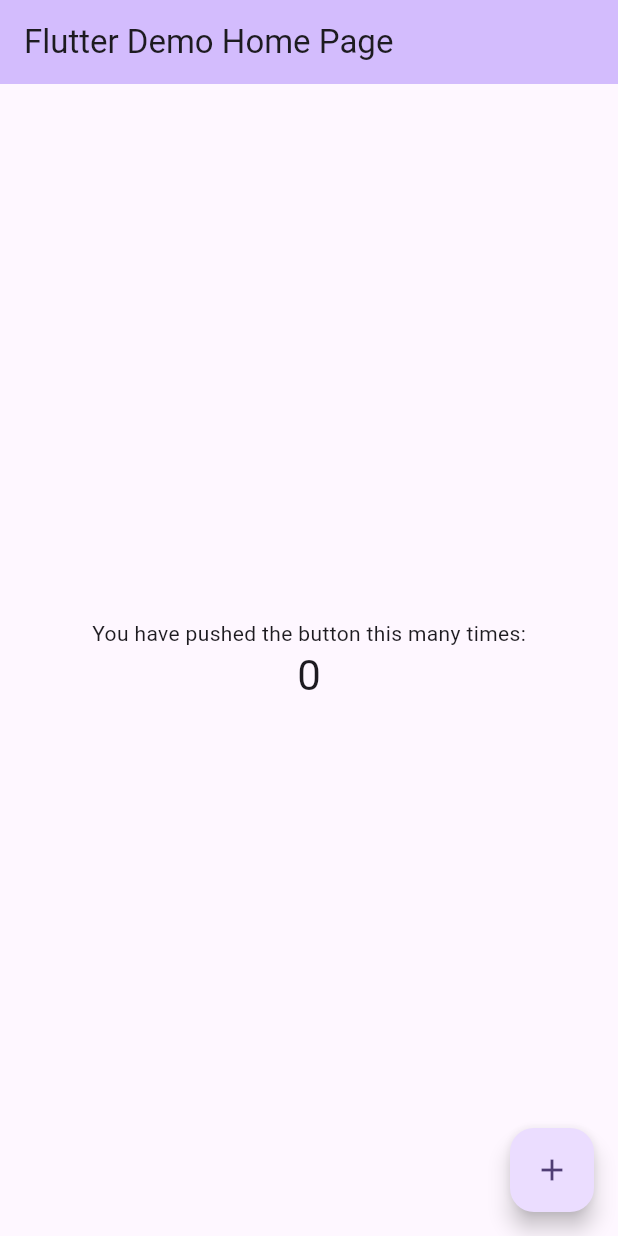
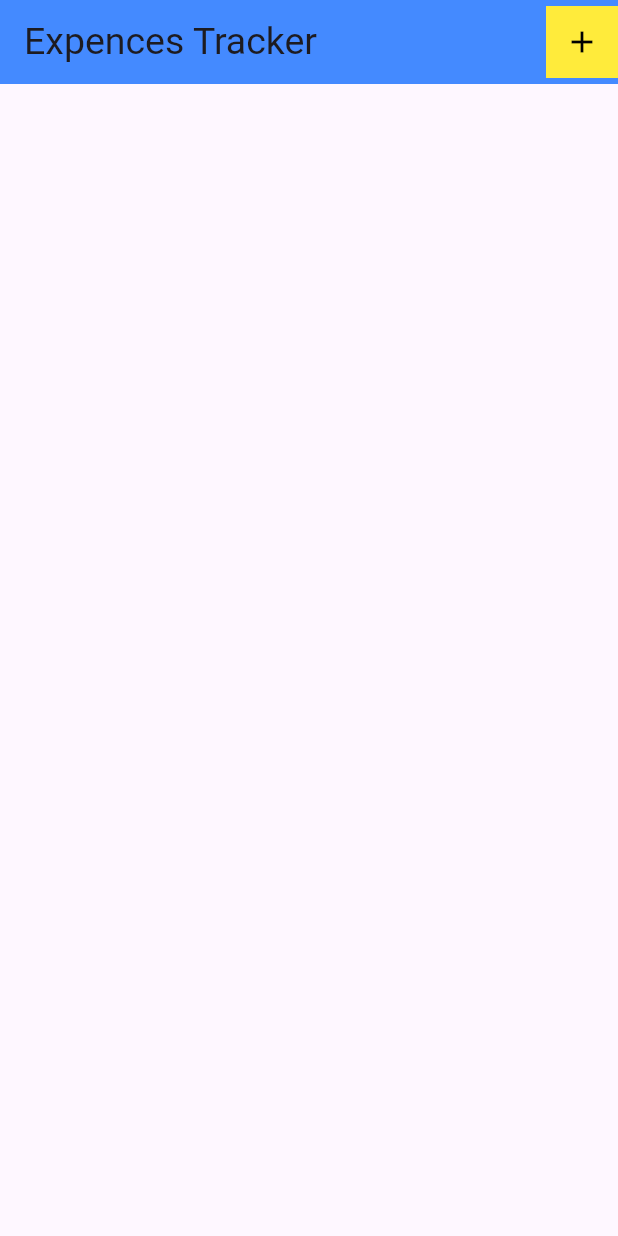
Before and after one commit to MohamedIjlal27/Expenses-Tracker, a Flutter app: the screen it shows after launch, on a phone screen of 412 x 824 dp. Run offline on Flutter 3.47's test engine with Material 3 defaults, Android fonts, the phone set to English and light mode, and no system bars.

Commit message:
2nd Commit

```diff
--- a/lib/main.dart
+++ b/lib/main.dart
@@ -1,125 +1,23 @@
+import 'package:expencestracker/pages/expencestracker.dart';
 import 'package:flutter/material.dart';
 
 void main() {
   runApp(const MyApp());
 }
 
-class MyApp extends StatelessWidget {
+class MyApp extends StatefulWidget {
   const MyApp({super.key});
 
-  // This widget is the root of your application.
+  @override
+  State<MyApp> createState() => _MyAppState();
+}
+
+class _MyAppState extends State<MyApp> {
   @override
   Widget build(BuildContext context) {
-    return MaterialApp(
-      title: 'Flutter Demo',
-      theme: ThemeData(
-        // This is the theme of your application.
-        //
-        // TRY THIS: Try running your application with "flutter run". You'll see
-        // the application has a purple toolbar. Then, without quitting the app,
-        // try changing the seedColor in the colorScheme below to Colors.green
-        // and then invoke "hot reload" (save your changes or press the "hot
-        // reload" button in a Flutter-supported IDE, or press "r" if you used
-        // the command line to start the app).
-        //
-        // Notice that the counter didn't reset back to zero; the application
-        // state is not lost during the reload. To reset the state, use hot
-        // restart instead.
-        //
-        // This works for code too, not just values: Most code changes can be
-        // tested with just a hot reload.
-        colorScheme: ColorScheme.fromSeed(seedColor: Colors.deepPurple),
-        useMaterial3: true,
-      ),
-      home: const MyHomePage(title: 'Flutter Demo Home Page'),
+    return const MaterialApp(
+      debugShowCheckedModeBanner: false,
+      home: ExpencesTracker(),
     );
   }
 }
-
-class MyHomePage extends StatefulWidget {
-  const MyHomePage({super.key, required this.title});
-
-  // This widget is the home page of your application. It is stateful, meaning
-  // that it has a State object (defined below) that contains fields that affect
-  // how it looks.
-
-  // This class is the configuration for the state. It holds the values (in this
-  // case the title) provided by the parent (in this case the App widget) and
-  // used by the build method of the State. Fields in a Widget subclass are
-  // always marked "final".
-
-  final String title;
-
-  @override
-  State<MyHomePage> createState() => _MyHomePageState();
-}
-
-class _MyHomePageState extends State<MyHomePage> {
-  int _counter = 0;
-
-  void _incrementCounter() {
-    setState(() {
-      // This call to setState tells the Flutter framework that something has
-      // changed in this State, which causes it to rerun the build method below
-      // so that the display can reflect the updated values. If we changed
-      // _counter without calling setState(), then the build method would not be
-      // called again, and so nothing would appear to happen.
-      _counter++;
-    });
-  }
-
-  @override
-  Widget build(BuildContext context) {
-    // This method is rerun every time setState is called, for instance as done
-    // by the _incrementCounter method above.
-    //
-    // The Flutter framework has been optimized to make rerunning build methods
-    // fast, so that you can just rebuild anything that needs updating rather
-    // than having to individually change instances of widgets.
-    return Scaffold(
-      appBar: AppBar(
-        // TRY THIS: Try changing the color here to a specific color (to
-        // Colors.amber, perhaps?) and trigger a hot reload to see the AppBar
-        // change color while the other colors stay the same.
-        backgroundColor: Theme.of(context).colorScheme.inversePrimary,
-        // Here we take the value from the MyHomePage object that was created by
-        // the App.build method, and use it to set our appbar title.
-        title: Text(widget.title),
-      ),
-      body: Center(
-        // Center is a layout widget. It takes a single child and positions it
-        // in the middle of the parent.
-        child: Column(
-          // Column is also a layout widget. It takes a list of children and
-          // arranges them vertically. By default, it sizes itself to fit its
-          // children horizontally, and tries to be as tall as its parent.
-          //
-          // Column has various properties to control how it sizes itself and
-          // how it positions its children. Here we use mainAxisAlignment to
-          // center the children vertically; the main axis here is the vertical
-          // axis because Columns are vertical (the cross axis would be
-          // horizontal).
-          //
-          // TRY THIS: Invoke "debug painting" (choose the "Toggle Debug Paint"
-          // action in the IDE, or press "p" in the console), to see the
-          // wireframe for each widget.
-          mainAxisAlignment: MainAxisAlignment.center,
-          children: <Widget>[
-            const Text(
-              'You have pushed the button this many times:',
-            ),
-            Text(
-              '$_counter',
-              style: Theme.of(context).textTheme.headlineMedium,
-            ),
-          ],
-        ),
-      ),
-      floatingActionButton: FloatingActionButton(
-        onPressed: _incrementCounter,
-        tooltip: 'Increment',
-        child: const Icon(Icons.add),
-      ), // This trailing comma makes auto-formatting nicer for build methods.
-    );
-  }
-}
--- /dev/null
+++ b/lib/pages/expencestracker.dart
@@ -0,0 +1,32 @@
+import 'package:flutter/material.dart';
+import 'package:flutter/widgets.dart';
+
+class ExpencesTracker extends StatelessWidget {
+  const ExpencesTracker({super.key});
+
+  @override
+  Widget build(BuildContext context) {
+    return Scaffold(
+      appBar: AppBar(
+        backgroundColor: Colors.blueAccent,
+        elevation: 0,
+        title: const Text(
+          "Expences Tracker",
+          style: TextStyle(fontWeight: FontWeight.w400, fontSize: 25),
+        ),
+        actions: [
+          Container(
+            color: Colors.yellow,
+            child: IconButton(
+              onPressed: () {},
+              icon: const Icon(
+                Icons.add,
+                color: Colors.black,
+              ),
+            ),
+          )
+        ],
+      ),
+    );
+  }
+}
```
